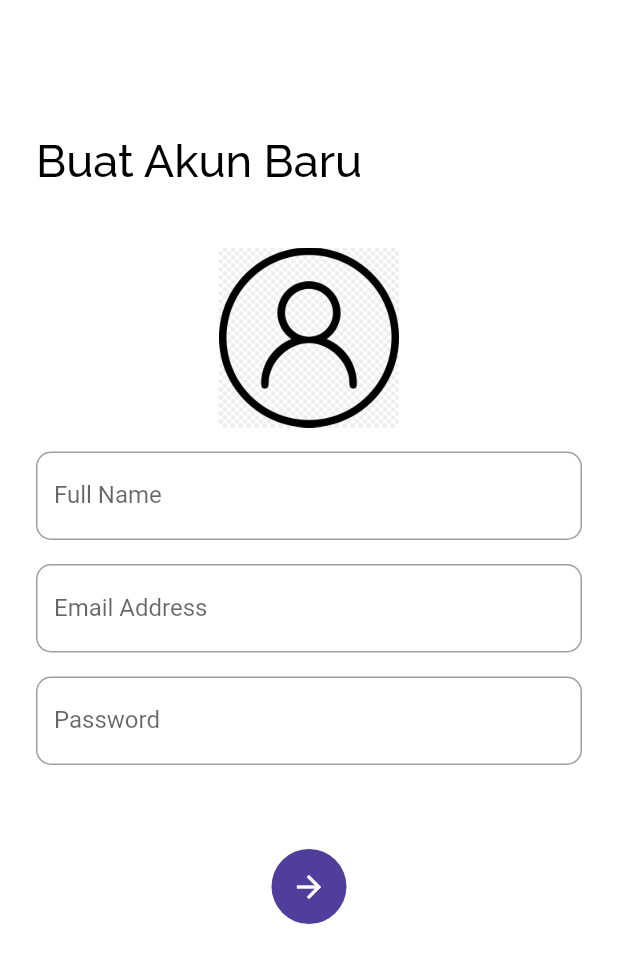
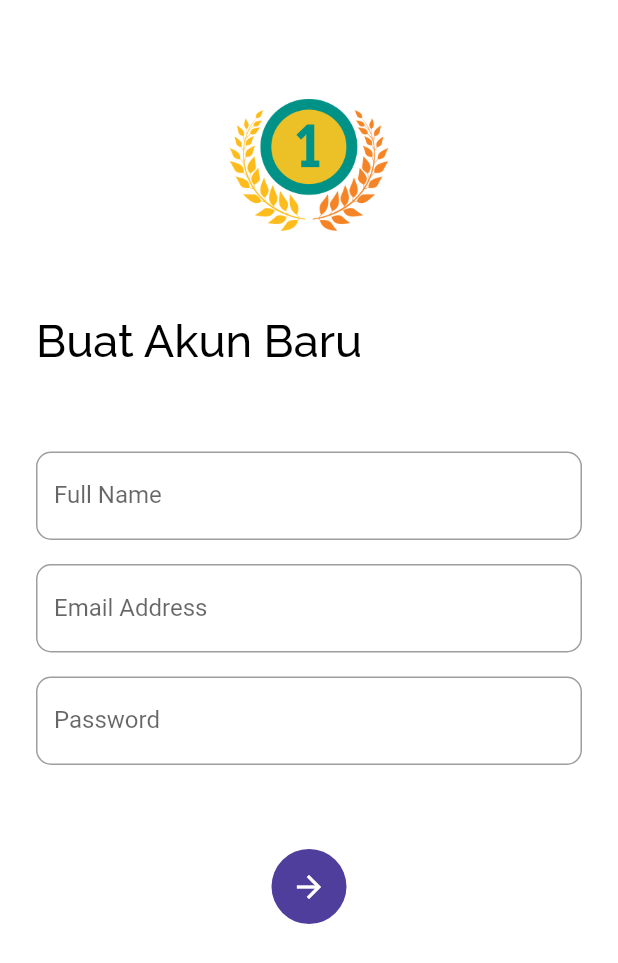
Before and after one commit to bintangkurniawanpp/MobileB_KelompokM_SDGS-4, a Flutter app: the SignUpPage screen opened directly, on a phone screen of 412 x 824 dp. Shown: the top 963 px of the screen. Run offline on Flutter 3.47's test engine with Material 2 defaults, Android fonts, the phone set to English and light mode, and no system bars; our stand-ins replace firebase_auth, google_fonts; accounts and stored records are empty.

Commit message:
fix signIn, signUp functionality

```diff
--- a/lib/services/auth_services.dart
+++ b/lib/services/auth_services.dart
@@ -8,7 +8,7 @@ class AuthService{
 
   Future signInEmailAndPass(String email, String password) async{
     try {
-      AuthResult authResult  = await _auth.signInWithEmailAndPassword(email: null, password: null);
+      AuthResult authResult  = await _auth.signInWithEmailAndPassword(email: email, password: password);
       FirebaseUser firebaseUser = authResult.user;
       return _userFromFirebaseUser(firebaseUser);
     }catch (e) {
--- a/lib/ui/page/MainPage.dart
+++ b/lib/ui/page/MainPage.dart
@@ -8,7 +8,7 @@ class MainPage extends StatefulWidget {
 class _MainPageState extends State<MainPage> {
 int _currentIndex = 0;
   final List<Widget> _children = [
-    HomePage(),
+    //HomePage(),
     ExerciseQuis(),
     Setting(),
   ];
--- a/lib/ui/page/SignUpPage.dart
+++ b/lib/ui/page/SignUpPage.dart
@@ -6,32 +6,61 @@ class SignUpPage extends StatefulWidget {
 }
 
 class _SignUpPageState extends State<SignUpPage> {
+
+  final _formKey = GlobalKey<FormState>();
+  String name, email, password;
+  AuthService authService = new AuthService();
+
+  bool _isLoading = false;
+
+  signUp() async{
+    if (_formKey.currentState.validate()) {
+      setState((){
+        _isLoading = true;
+      });
+      await authService.signUpEmailAndPassword(email, password).then((val){
+        if(val!=null){
+          setState(() {
+            _isLoading = false;
+          });
+          Routes.changePageNoBack(context, MainPage());
+        }
+      });
+    }
+  }
+
   TextEditingController nameController = TextEditingController();
   TextEditingController emailController = TextEditingController();
   TextEditingController passwordController = TextEditingController();
-  TextEditingController retypePasswordController = TextEditingController();
 
   @override
   Widget build(BuildContext context) {
     return Scaffold(
       backgroundColor: Colors.white,
-      body: Container(
+      body: _isLoading ? Container(
+        child: Center(child: CircularProgressIndicator(),)
+      ) : Form(
+        key: _formKey,
+        child: Container(
             padding: EdgeInsets.symmetric(horizontal: defaultMargin),
             child: ListView(
               children: <Widget>[
                 SizedBox(
                   height: 50,
                 ),
+                SizedBox(
+                  height: 120, child: Image.asset("assets/images/rank_logo.png")
+                ),
                 Container(
                   margin: EdgeInsets.only(top: 40, bottom: 40),
                   child: Text("Buat Akun Baru",
                       style: blackTextFont.copyWith(fontSize: 30)),
                 ),
-            SizedBox(height: 120, child: Image.asset("assets/images/user.jpg")),
+                // SizedBox(height: 120, child: Image.asset("assets/images/user.jpg")),
                 SizedBox(
                   height: 16,
                 ),
-            TextField(
+                TextFormField(
                   controller: nameController,
                   decoration: InputDecoration(
                       border: OutlineInputBorder(
@@ -42,7 +71,8 @@ class _SignUpPageState extends State<SignUpPage> {
                 SizedBox(
                   height: 16,
                 ),
-            TextField(
+                TextFormField(
+                  validator: (val){return val.isEmpty ? "Masukkan email" : null;} ,
                   controller: emailController,
                   decoration: InputDecoration(
                       border: OutlineInputBorder(
@@ -50,11 +80,15 @@ class _SignUpPageState extends State<SignUpPage> {
                       ),
                       labelText: "Email Address",
                       hintText: "Email Address"),
+                  onChanged: (val){
+                    email = val;
+                  },
                 ),
                 SizedBox(
                   height: 16,
                 ),
-            TextField(
+                TextFormField(
+                  validator: (val){return val.isEmpty ? "Masukkan password" : null;},
                   controller: passwordController,
                   decoration: InputDecoration(
                       border: OutlineInputBorder(
@@ -62,6 +96,9 @@ class _SignUpPageState extends State<SignUpPage> {
                       ),
                       labelText: "Password",
                       hintText: "Password"),
+                  onChanged: (value){
+                    password = value;
+                  },
                 ),
                 SizedBox(
                   height: 16,
@@ -76,13 +113,15 @@ class _SignUpPageState extends State<SignUpPage> {
                         child: Icon(Icons.arrow_forward, color: Colors.white),
                         backgroundColor: mainColor,
                         onPressed: () {
-                      Routes.changePageNoBack(context, MainPage());
+                          // Routes.changePageNoBack(context, MainPage());
+                          signUp();
                         },
                       )),
                 ),
               ],
             ),
           ),
+      ),
     );
   }
 }
--- a/lib/ui/page/pages.dart
+++ b/lib/ui/page/pages.dart
@@ -1,8 +1,9 @@
 import 'package:flutter/material.dart';
 import 'package:rank_education/services/services.dart';
+import 'package:rank_education/model/models.dart';
 import 'package:rank_education/shared/shared.dart';
 
-part 'HomePage.dart';
+//part 'HomePage.dart';
 part 'ExerciseQuisPage.dart';
 part 'Settings.dart';
 part 'SignInPage.dart';
```
Also changed, not shown: lib/ui/page/HomePage.dart (+49 -49 lines), lib/ui/page/SignInPage.dart (+18 -2 lines), 1 other file. Lines whose indentation alone changed are shown as unchanged.
